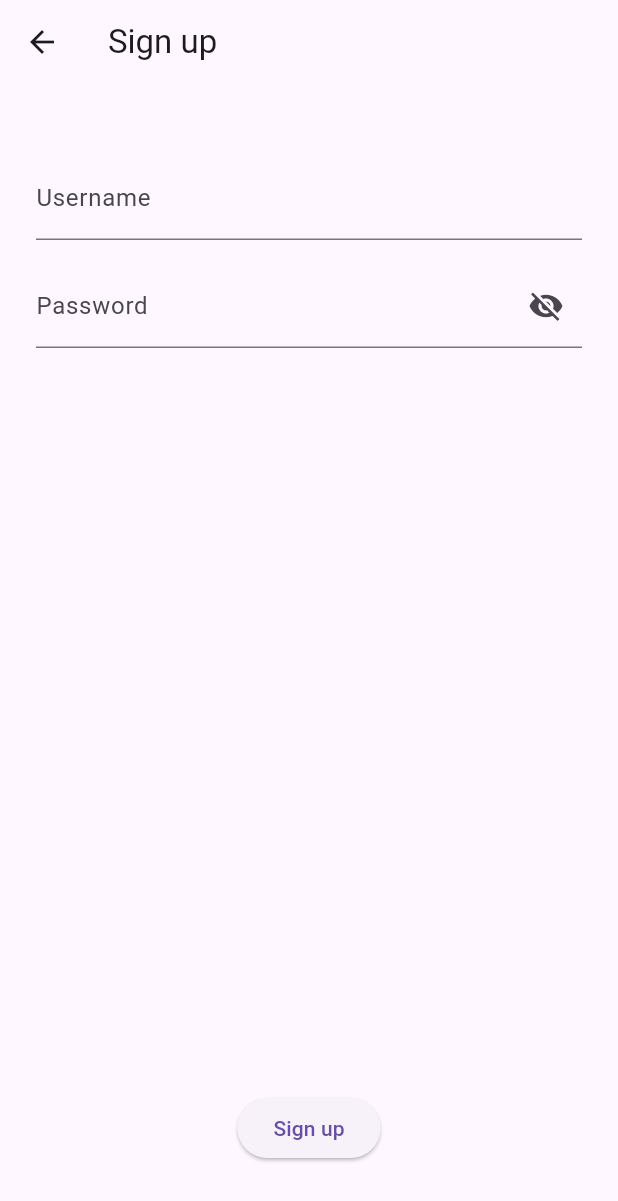
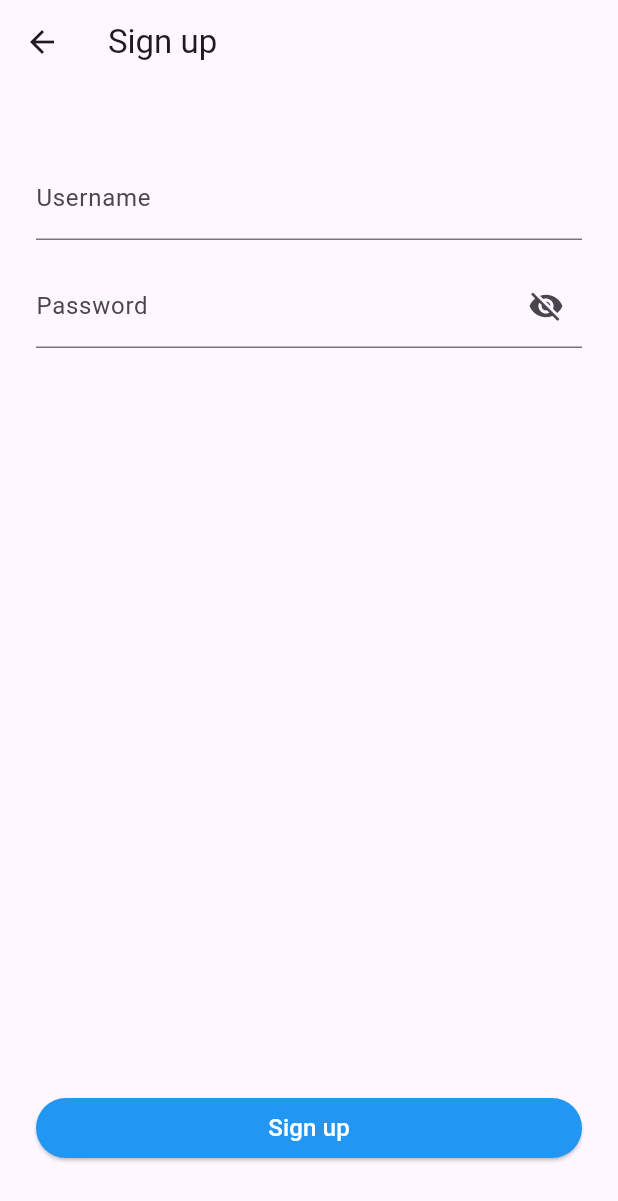
Before and after one commit to M0bileDev/sport_matcher, a Flutter app: the SignUpScreen screen opened directly, on a phone screen of 412 x 824 dp. Shown: the top 1201 px of the screen. Run offline on Flutter 3.47's test engine with Material 3 defaults, Android fonts, the phone set to English and light mode, and no system bars.

Commit message:
What has been changed:
- project structure updated according to flutter offical docs

- navigation logic added; navigate from Initial screen [Sign up button] to Sign up screen;

- share widget extracted

- Sign up refactored [share widget has been used]

```diff
--- /dev/null
+++ b/lib/ui/core/ui/rounded_button.dart
@@ -0,0 +1,28 @@
+import 'package:flutter/material.dart';
+
+Widget roundedButton(
+    {required String buttonTitle, required VoidCallback onPressed}) {
+  double borderRadius = 30;
+  return SizedBox(
+    width: double.infinity,
+    child: ElevatedButton(
+      onPressed: onPressed,
+      style: ElevatedButton.styleFrom(
+        backgroundColor: Colors.blue,
+        shape: RoundedRectangleBorder(
+          borderRadius: BorderRadius.circular(borderRadius),
+        ),
+        padding: EdgeInsets.symmetric(
+          horizontal: borderRadius,
+        ),
+      ),
+      child: Text(
+        buttonTitle,
+        style: TextStyle(
+          fontSize: 16.0,
+          color: Colors.white,
+        ),
+      ),
+    ),
+  );
+}
--- a/lib/screens/sign_up.dart
+++ b/lib/ui/sign_up/widgets/sign_up_screen.dart
@@ -1,4 +1,5 @@
 import 'package:flutter/material.dart';
+import 'package:sport_matcher/ui/core/ui/rounded_button.dart';
 
 class SignUpScreen extends StatefulWidget {
   const SignUpScreen({super.key});
@@ -71,7 +72,10 @@ class _SignUpScreenState extends State<SignUpScreen> {
                 ],
               ),
             ),
-            ElevatedButton(onPressed: _onSignUp, child: Text('Sign up'))
+            roundedButton(
+              buttonTitle: 'Sign up',
+              onPressed: _onSignUp,
+            )
           ],
         ),
       ),
```
Also changed, not shown: lib/ui/authentication/widgets/authentication_screen.dart (+13 -30 lines).
